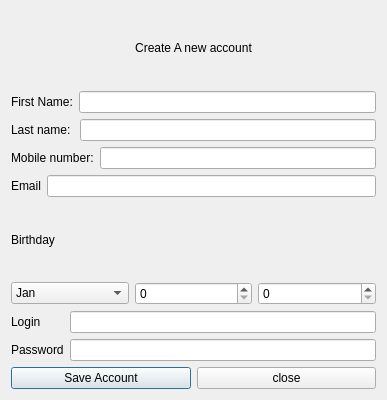
Old version of the form widget/DialogCreateAccount.ui in the repository DimSolova/LoginSystem.
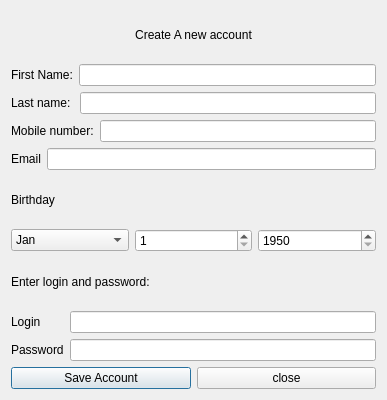
New version of the form.

What changed in the file:
```diff
--- a/widget/DialogCreateAccount.ui
+++ b/widget/DialogCreateAccount.ui
@@ -195,13 +195,34 @@
       </widget>
      </item>
      <item>
-      <widget class="QSpinBox" name="day_sb"/>
+      <widget class="QSpinBox" name="day_sb">
+       <property name="minimum">
+        <number>1</number>
+       </property>
+       <property name="maximum">
+        <number>31</number>
+       </property>
+      </widget>
      </item>
      <item>
-      <widget class="QSpinBox" name="yers_sb"/>
+      <widget class="QSpinBox" name="yers_sb">
+       <property name="minimum">
+        <number>1950</number>
+       </property>
+       <property name="maximum">
+        <number>2024</number>
+       </property>
+      </widget>
      </item>
     </layout>
    </item>
+   <item>
+    <widget class="QLabel" name="infoLogin_lb">
+     <property name="text">
+      <string>Enter login and password:</string>
+     </property>
+    </widget>
+   </item>
    <item>
     <layout class="QHBoxLayout" name="horizontalLayout_6">
      <item>
```
